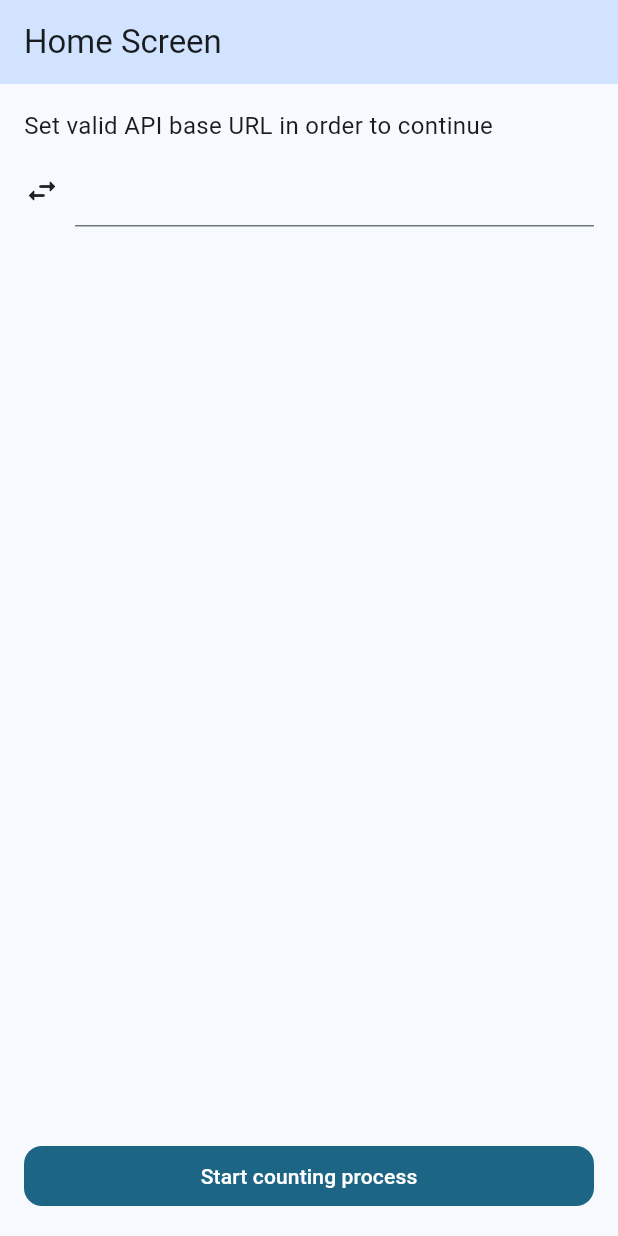
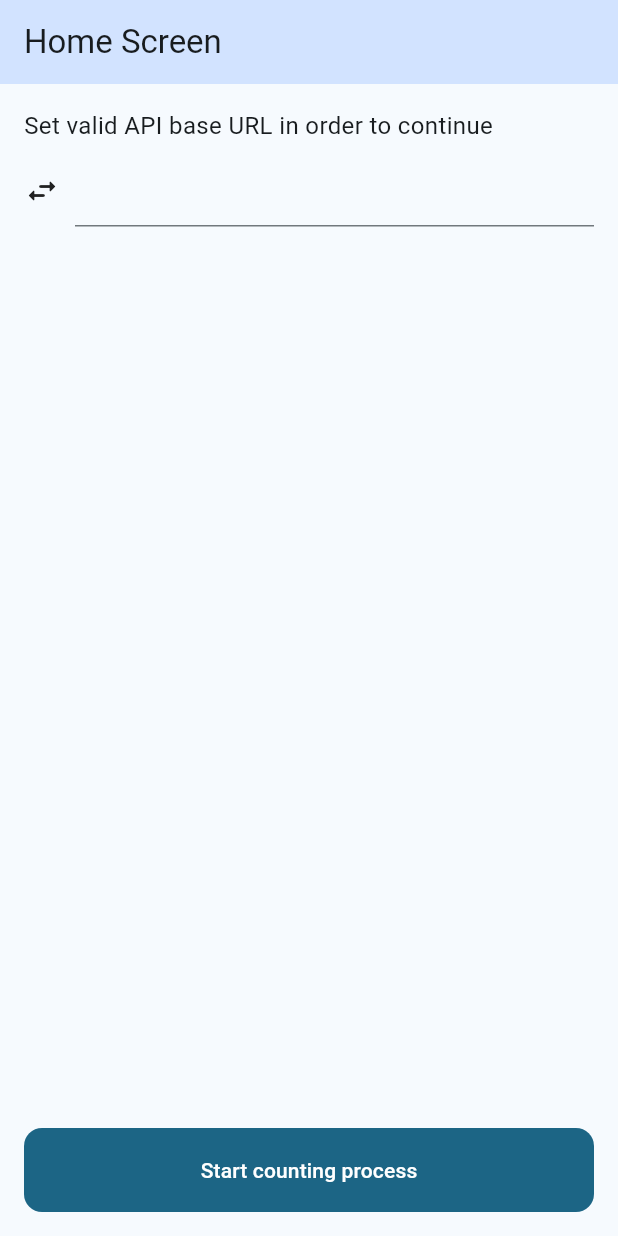
Before and after one commit to tortamque/pathfinder, a Flutter app: the screen it shows after launch, on a phone screen of 412 x 824 dp. Run offline on Flutter 3.47's test engine with Material 3 defaults, Android fonts, the phone set to English and light mode, and no system bars; our stand-ins replace dio, flutter_bloc, go_router.

Commit message:
Add mainbutton padding

```diff
--- a/lib/features/enter_url/presentation/pages/enter_url_page.dart
+++ b/lib/features/enter_url/presentation/pages/enter_url_page.dart
@@ -54,7 +54,7 @@ class _HomePageState extends State<HomePage> {
               const Spacer(),
               MainButton(
                 onPressed: () => context.read<UrlVerifierCubit>().verifyUrl(input),
-                padding: const EdgeInsets.symmetric(vertical: 8),
+                padding: const EdgeInsets.symmetric(vertical: 18),
                 child: const Text('Start counting process'),
               ),
             ],
--- a/lib/features/problem_solving/presentation/pages/problem_solving_page.dart
+++ b/lib/features/problem_solving/presentation/pages/problem_solving_page.dart
@@ -72,6 +72,7 @@ class _ProblemSolvingPageState extends State<ProblemSolvingPage> {
                 ),
                 const Spacer(),
                 MainButton(
+                  padding: const EdgeInsets.symmetric(vertical: 18),
                   onPressed: state.progress == 1 && state.error == null
                       ? () => context.read<CalculationsCubit>().sendTasks(state.solvedMazes ?? [])
                       : null,
```
